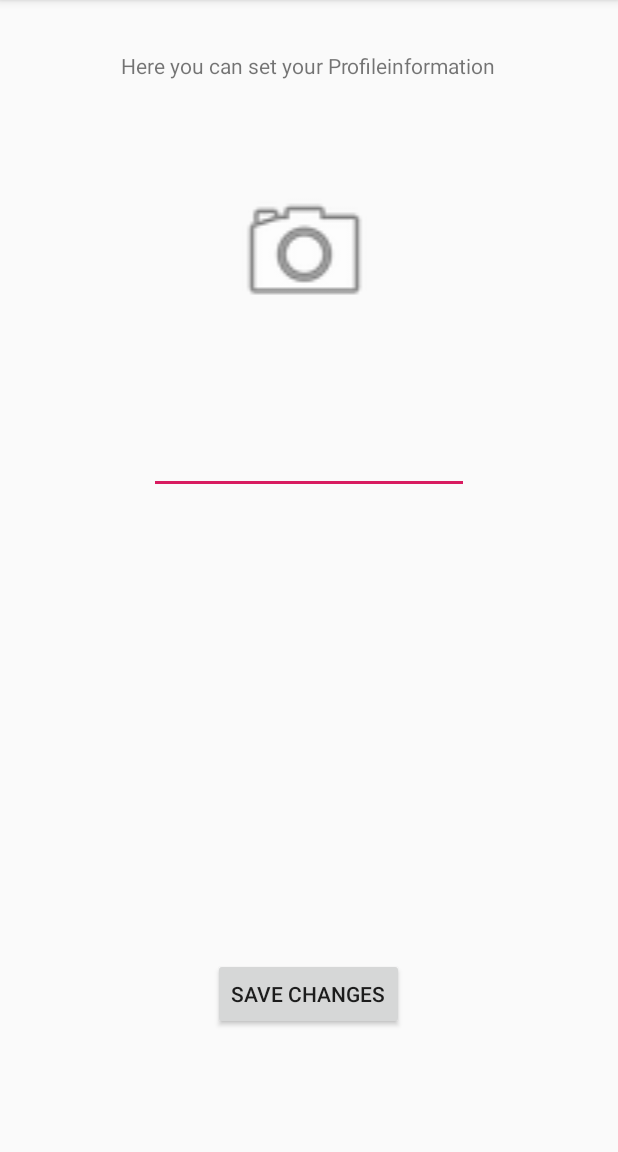
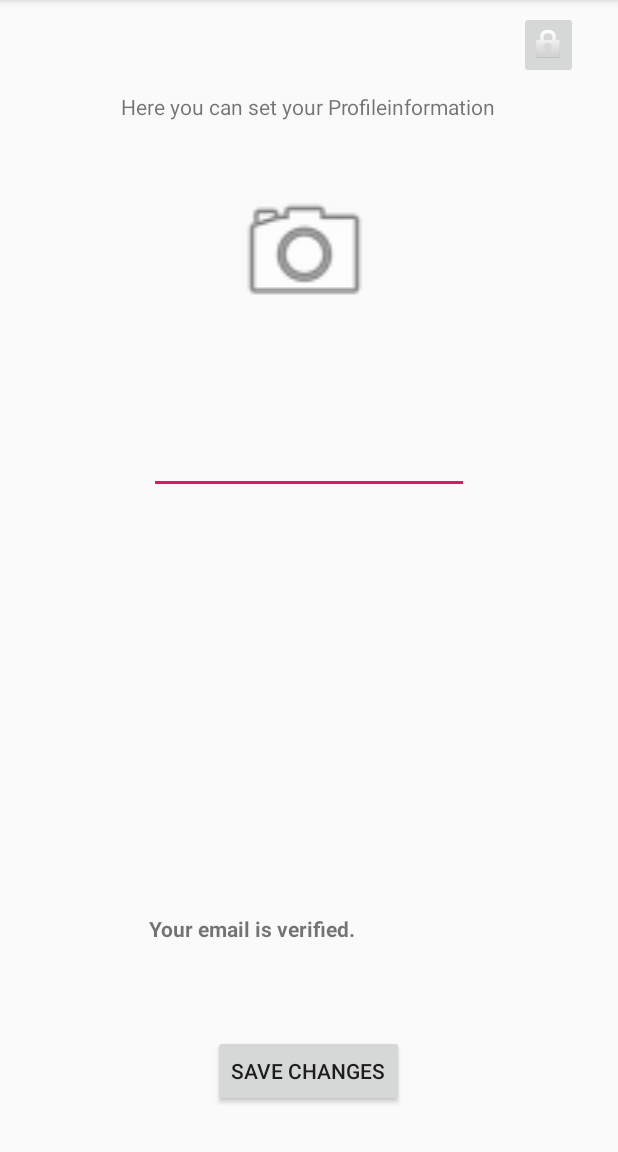
Before and after one commit to lomonat/android_lmu_diary, an Android app: the ProfileActivity screen opened directly, with no data from a screen before it, on a phone screen of 412 x 824 dp, the part 84-1236 px from its top. Run offline under Robolectric (Android 15) with nearby library versions, the phone set to English and light mode, and no system bars; our stand-ins replace Firebase (no records; nobody signed in at launch, a user with empty details on screens opened directly), Picasso; pictures from the network do not load.

Commit message:
added Email-Verification an logout;

```diff
--- a/app/src/main/java/com/example/natalia/diary_lmu/ProfileActivity.java
+++ b/app/src/main/java/com/example/natalia/diary_lmu/ProfileActivity.java
@@ -43,6 +43,7 @@ public class ProfileActivity extends AppCompatActivity {
     ProgressBar progressBar;
     String profileImageUrl;
     TextView textView;
+    TextView textVeri;
     private static final int CHOOSE_IMAGE = 101;
 
     FirebaseAuth mAuth;
@@ -58,6 +59,7 @@ public class ProfileActivity extends AppCompatActivity {
         userPic = findViewById(R.id.imageViewP);
         progressBar = findViewById(R.id.progressBarP);
         textView = findViewById(R.id.textViewP);
+        textVeri = findViewById(R.id.textViewVeri);
 
         userPic.setOnClickListener(new View.OnClickListener() {
             @Override
@@ -70,6 +72,15 @@ public class ProfileActivity extends AppCompatActivity {
             @Override
             public void onClick(View v) {
                 saveUserInformation();
+            }
+        });
+
+        findViewById(R.id.imageButtonLog).setOnClickListener(new View.OnClickListener() {
+            @Override
+            public void onClick(View v) {
+                mAuth.signOut();
+                Toast.makeText(ProfileActivity.this, "You Logged Out Successful", Toast.LENGTH_SHORT).show();
+                startActivity(new Intent(ProfileActivity.this, MainActivity.class));
             }
         });
 
@@ -115,6 +126,23 @@ public class ProfileActivity extends AppCompatActivity {
             if (user.getDisplayName() != null) {
                 userName.setText(user.getDisplayName());
             }
+
+            if(user.isEmailVerified()){
+                textVeri.setText("Your email is verified.");
+            }else{
+                textVeri.setText("Your email is not verified (Click to Verify).");
+                textVeri.setOnClickListener(new View.OnClickListener(){
+                    @Override
+                    public void onClick(View v) {
+                        user.sendEmailVerification().addOnCompleteListener(new OnCompleteListener<Void>() {
+                            @Override
+                            public void onComplete(@NonNull Task<Void> task) {
+                                Toast.makeText(ProfileActivity.this, "Verification Email Sent", Toast.LENGTH_SHORT).show();
+                            }
+                        });
+                    }
+                });
+            }
         }
     }
 
@@ -136,8 +164,10 @@ public class ProfileActivity extends AppCompatActivity {
                 public void onComplete(@NonNull Task<Void> task) {
                     if(task.isSuccessful()){
                         Toast.makeText(ProfileActivity.this, "Your profile is updated", Toast.LENGTH_SHORT).show();
-                        finish();
-                        startActivity(new Intent(ProfileActivity.this, HomeActivity.class));
+                       if(user.isEmailVerified()) {
+                           finish();
+                           startActivity(new Intent(ProfileActivity.this, HomeActivity.class));
+                       }
                     }
                 }
             });
--- a/app/src/main/res/layout/activity_profile.xml
+++ b/app/src/main/res/layout/activity_profile.xml
@@ -12,7 +12,7 @@
         android:layout_height="wrap_content"
         android:layout_alignParentTop="true"
         android:layout_centerHorizontal="true"
-        android:layout_marginTop="34dp"
+        android:layout_marginTop="61dp"
         android:text="@string/profileInfo"
         tools:layout_editor_absoluteX="162dp"
         tools:layout_editor_absoluteY="16dp" />
@@ -34,7 +34,7 @@
         android:layout_height="wrap_content"
         android:layout_alignParentBottom="true"
         android:layout_centerHorizontal="true"
-        android:layout_marginBottom="81dp"
+        android:layout_marginBottom="30dp"
         android:text="Save Changes" />
 
     <ProgressBar
@@ -56,4 +56,24 @@
         android:layout_marginStart="5dp"
         android:layout_marginTop="120dp"
         app:srcCompat="@android:drawable/ic_menu_camera" />
+
+    <TextView
+        android:id="@+id/textViewVeri"
+        android:layout_width="215dp"
+        android:layout_height="37dp"
+        android:layout_alignStart="@+id/editTextP"
+        android:layout_alignParentBottom="true"
+        android:layout_marginBottom="121dp"
+        android:textStyle="bold"
+        android:text="Verification"/>
+
+    <ImageButton
+        android:id="@+id/imageButtonLog"
+        android:layout_width="39dp"
+        android:layout_height="wrap_content"
+        android:layout_alignTop="@+id/textViewP"
+        android:layout_marginStart="33dp"
+        android:layout_marginTop="-54dp"
+        android:layout_toEndOf="@+id/editTextP"
+        app:srcCompat="@android:drawable/ic_lock_idle_lock" />
 </RelativeLayout>
```
